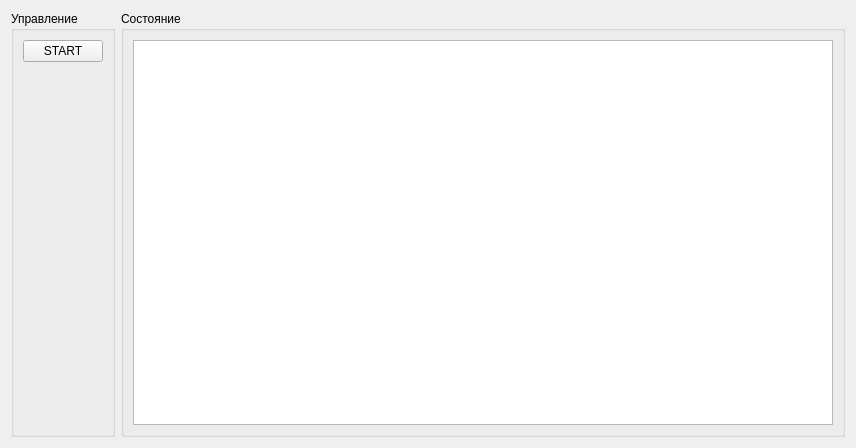
Above: cutwidget.ui from igrekus/board_cutter before the change. Below: the same form after it.
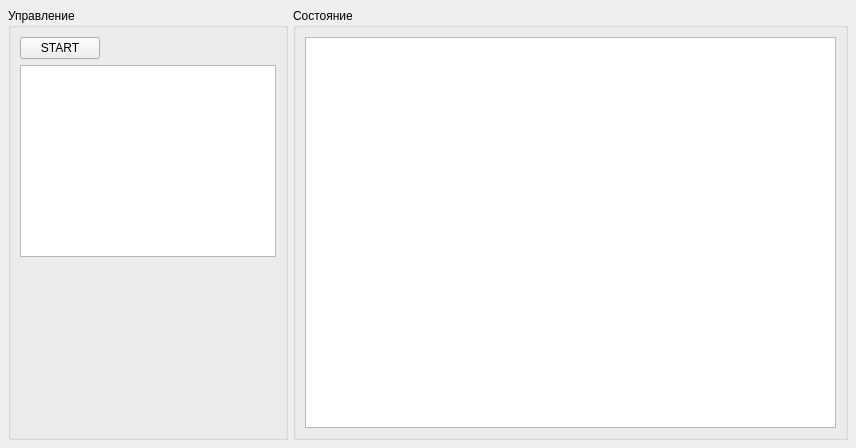
That is the form after the change.

Commit message: wip: add cuts model stub

```diff
--- a/cutwidget.ui
+++ b/cutwidget.ui
@@ -19,7 +19,22 @@
   <property name="windowTitle">
    <string>Form</string>
   </property>
-  <layout class="QHBoxLayout" name="horizontalLayout">
+  <layout class="QHBoxLayout" name="horizontalLayout_2" stretch="3,1">
+   <property name="spacing">
+    <number>5</number>
+   </property>
+   <property name="leftMargin">
+    <number>8</number>
+   </property>
+   <property name="topMargin">
+    <number>8</number>
+   </property>
+   <property name="rightMargin">
+    <number>8</number>
+   </property>
+   <property name="bottomMargin">
+    <number>8</number>
+   </property>
    <item>
     <widget class="QGroupBox" name="grpControl">
      <property name="sizePolicy">
@@ -33,6 +48,8 @@
      </property>
      <layout class="QVBoxLayout" name="verticalLayout">
       <item>
+       <layout class="QHBoxLayout" name="horizontalLayout">
+        <item>
        <widget class="QPushButton" name="btnStart">
         <property name="sizePolicy">
          <sizepolicy hsizetype="Minimum" vsizetype="Fixed">
@@ -43,6 +60,43 @@
         <property name="text">
          <string>START</string>
         </property>
+         </widget>
+        </item>
+        <item>
+         <spacer name="horizontalSpacer">
+          <property name="orientation">
+           <enum>Qt::Horizontal</enum>
+          </property>
+          <property name="sizeHint" stdset="0">
+           <size>
+            <width>40</width>
+            <height>20</height>
+           </size>
+          </property>
+         </spacer>
+        </item>
+       </layout>
+      </item>
+      <item>
+       <widget class="QTableView" name="tableCuts">
+        <attribute name="horizontalHeaderMinimumSectionSize">
+         <number>50</number>
+        </attribute>
+        <attribute name="horizontalHeaderDefaultSectionSize">
+         <number>50</number>
+        </attribute>
+        <attribute name="horizontalHeaderHighlightSections">
+         <bool>false</bool>
+        </attribute>
+        <attribute name="horizontalHeaderStretchLastSection">
+         <bool>true</bool>
+        </attribute>
+        <attribute name="verticalHeaderVisible">
+         <bool>false</bool>
+        </attribute>
+        <attribute name="verticalHeaderDefaultSectionSize">
+         <number>24</number>
+        </attribute>
        </widget>
       </item>
       <item>
```
Lines whose indentation alone changed are shown as unchanged. The commit also changes 2 other files.
